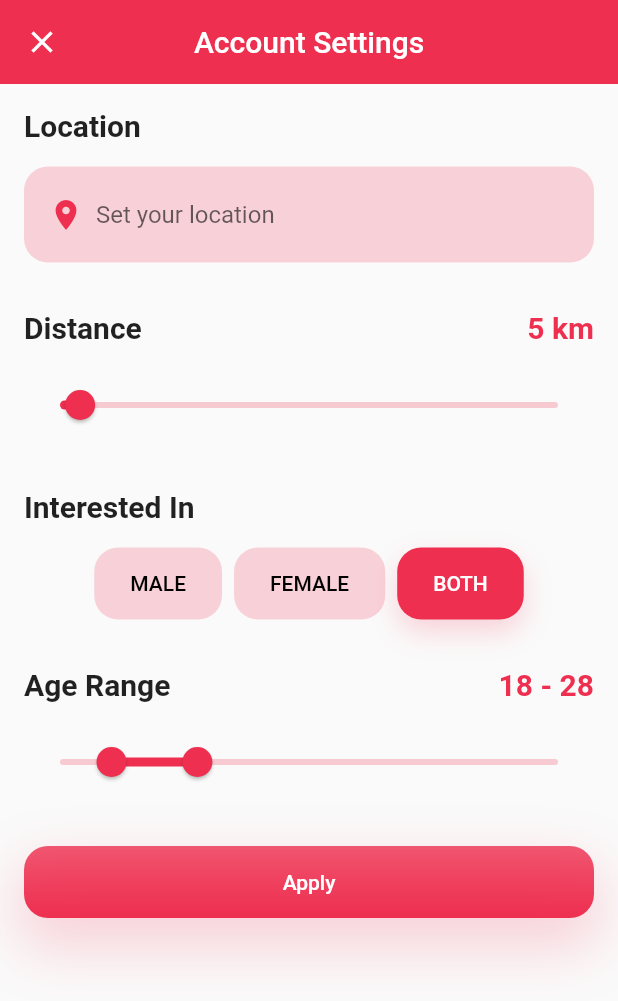
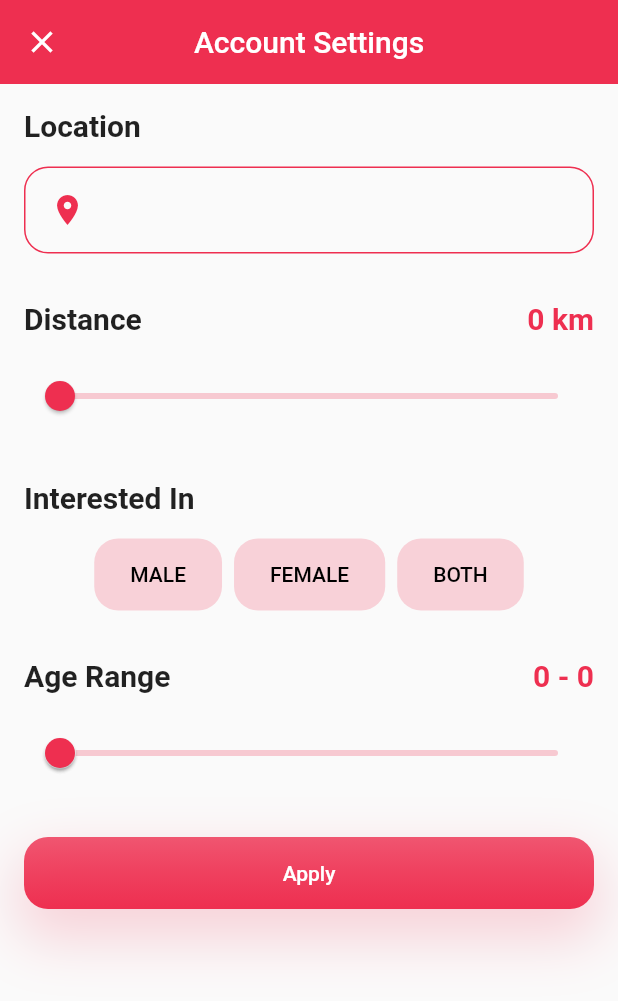
Before and after one commit to dsolanki2772/dating_app_admin, a Flutter app: the screen it shows once a user with an empty profile is signed in, in the side drawer, after a tap on "Account Settings", on a phone screen of 412 x 824 dp. Shown: the top 1001 px of the screen. Run offline on Flutter 3.47's test engine with Material 2 defaults, Android fonts, the phone set to English and light mode, and no system bars; our stand-ins replace badges, cached_network_image, cloud_firestore, emoji_picker_flutter, firebase_auth, firebase_core and 11 more; missing offline and left inert: custom_pop_up_menu; accounts and stored records are empty; network calls fail.

Commit message:
Home Page Location!

```diff
--- a/mio_amore/lib/config/config.dart
+++ b/mio_amore/lib/config/config.dart
@@ -48,6 +48,12 @@ class AppConfig {
   static const String locationApiKey =
       "AIzaSyDvkwrf9abC92F6SFdYEDmmYIgdvBrLi9o";
 
+// Base settings for a user!
+  static const double initialDistanceInKM = 10.0;
+  static const double initialMaximumDistanceInKM = 100;
+  static const int initialMinimumAge = 18;
+  static const int initialMaximumAge = 28;
+
 // Other Settings
   static const bool canChangeName = true;
   static const int minimumAgeRequired = 12;
--- a/mio_amore/lib/models/user_profile_model.dart
+++ b/mio_amore/lib/models/user_profile_model.dart
@@ -1,6 +1,8 @@
 import 'dart:convert';
 
 import 'package:collection/collection.dart';
+
+import 'package:mio_amore/models/user_account_settings_model.dart';
 
 class UserProfileModel {
   String id;
@@ -14,6 +16,8 @@ class UserProfileModel {
   DateTime birthDay;
   List<String> mediaFiles;
   List<String> interests;
+  UserAccountSettingsModel userAccountSettingsModel;
+  bool isVerified;
   UserProfileModel({
     required this.id,
     required this.userId,
@@ -26,6 +30,8 @@ class UserProfileModel {
     required this.birthDay,
     required this.mediaFiles,
     required this.interests,
+    required this.userAccountSettingsModel,
+    required this.isVerified,
   });
 
   UserProfileModel copyWith({
@@ -40,6 +46,8 @@ class UserProfileModel {
     DateTime? birthDay,
     List<String>? mediaFiles,
     List<String>? interests,
+    UserAccountSettingsModel? userAccountSettingsModel,
+    bool? isVerified,
   }) {
     return UserProfileModel(
       id: id ?? this.id,
@@ -53,6 +61,9 @@ class UserProfileModel {
       birthDay: birthDay ?? this.birthDay,
       mediaFiles: mediaFiles ?? this.mediaFiles,
       interests: interests ?? this.interests,
+      userAccountSettingsModel:
+          userAccountSettingsModel ?? this.userAccountSettingsModel,
+      isVerified: isVerified ?? this.isVerified,
     );
   }
 
@@ -78,6 +89,9 @@ class UserProfileModel {
     result.addAll({'birthDay': birthDay.millisecondsSinceEpoch});
     result.addAll({'mediaFiles': mediaFiles});
     result.addAll({'interests': interests});
+    result
+        .addAll({'userAccountSettingsModel': userAccountSettingsModel.toMap()});
+    result.addAll({'isVerified': isVerified});
 
     return result;
   }
@@ -95,6 +109,9 @@ class UserProfileModel {
       birthDay: DateTime.fromMillisecondsSinceEpoch(map['birthDay']),
       mediaFiles: List<String>.from(map['mediaFiles']),
       interests: List<String>.from(map['interests']),
+      userAccountSettingsModel:
+          UserAccountSettingsModel.fromMap(map['userAccountSettingsModel']),
+      isVerified: map['isVerified'] ?? false,
     );
   }
 
@@ -105,7 +122,7 @@ class UserProfileModel {
 
   @override
   String toString() {
-    return 'UserProfileModel(id: $id, userId: $userId, fullName: $fullName, email: $email, profilePicture: $profilePicture, phoneNumber: $phoneNumber, gender: $gender, about: $about, birthDay: $birthDay, mediaFiles: $mediaFiles, interests: $interests)';
+    return 'UserProfileModel(id: $id, userId: $userId, fullName: $fullName, email: $email, profilePicture: $profilePicture, phoneNumber: $phoneNumber, gender: $gender, about: $about, birthDay: $birthDay, mediaFiles: $mediaFiles, interests: $interests, userAccountSettingsModel: $userAccountSettingsModel, isVerified: $isVerified)';
   }
 
   @override
@@ -124,7 +141,9 @@ class UserProfileModel {
         other.about == about &&
         other.birthDay == birthDay &&
         listEquals(other.mediaFiles, mediaFiles) &&
-        listEquals(other.interests, interests);
+        listEquals(other.interests, interests) &&
+        other.userAccountSettingsModel == userAccountSettingsModel &&
+        other.isVerified == isVerified;
   }
 
   @override
@@ -139,6 +158,8 @@ class UserProfileModel {
         about.hashCode ^
         birthDay.hashCode ^
         mediaFiles.hashCode ^
-        interests.hashCode;
+        interests.hashCode ^
+        userAccountSettingsModel.hashCode ^
+        isVerified.hashCode;
   }
 }
--- a/mio_amore/lib/views/settings/account_settings.dart
+++ b/mio_amore/lib/views/settings/account_settings.dart
@@ -1,12 +1,35 @@
 import 'package:flutter/material.dart';
 import 'package:flutter_riverpod/flutter_riverpod.dart';
-
 import 'package:mio_amore/config/config.dart';
 import 'package:mio_amore/helpers/constants.dart';
+import 'package:mio_amore/models/user_account_settings_model.dart';
+import 'package:mio_amore/models/user_profile_model.dart';
+import 'package:mio_amore/providers/user_profile_provider.dart';
 import 'package:mio_amore/views/custom/custom_button.dart';
+import 'package:mio_amore/views/others/error_page.dart';
+import 'package:mio_amore/views/others/loading_page.dart';
+import 'package:mio_amore/views/others/set_user_location_page.dart';
+
+class AccountSettingsLandingWidget extends ConsumerWidget {
+  const AccountSettingsLandingWidget({Key? key}) : super(key: key);
+
+  @override
+  Widget build(BuildContext context, WidgetRef ref) {
+    final _user = ref.read(userProfileStreamProvider);
+
+    return _user.when(
+      data: (data) {
+        return AccountSettingsPage(user: data);
+      },
+      error: (_, __) => const ErrorPage(),
+      loading: () => const LoadingPage(),
+    );
+  }
+}
 
 class AccountSettingsPage extends ConsumerStatefulWidget {
-  const AccountSettingsPage({Key? key}) : super(key: key);
+  final UserProfileModel? user;
+  const AccountSettingsPage({Key? key, required this.user}) : super(key: key);
 
   @override
   ConsumerState<ConsumerStatefulWidget> createState() =>
@@ -14,15 +37,34 @@ class AccountSettingsPage extends ConsumerStatefulWidget {
 }
 
 class _AccountSettingsPageState extends ConsumerState<AccountSettingsPage> {
-  final _locationController = TextEditingController();
-  double _distanceInKm = 5;
-  final double _maxDistanceInKm = 100;
-  double _minimumAge = 18;
-  double _maximumAge = 28;
+  UserLocation? _userLocation;
+  late double _distanceInKm;
+  late double _maxDistanceInKm;
+  late double _minimumAge;
+  late double _maximumAge;
   String? _interestedIn;
 
   @override
   void initState() {
+    if (widget.user == null) {
+      _distanceInKm = AppConfig.initialDistanceInKM;
+      _minimumAge = AppConfig.initialMinimumAge.toDouble();
+      _maximumAge = AppConfig.initialMaximumAge.toDouble();
+    } else {
+      _distanceInKm = widget.user!.userAccountSettingsModel.distanceInKm;
+      _interestedIn = widget.user!.userAccountSettingsModel.interestedIn;
+
+      _userLocation = widget.user!.userAccountSettingsModel.location;
+      _minimumAge = widget.user!.userAccountSettingsModel.minimumAge == null
+          ? AppConfig.initialMinimumAge.toDouble()
+          : widget.user!.userAccountSettingsModel.minimumAge!.toDouble();
+      _maximumAge = widget.user!.userAccountSettingsModel.maximumAge == null
+          ? AppConfig.initialMaximumAge.toDouble()
+          : widget.user!.userAccountSettingsModel.maximumAge!.toDouble();
+    }
+
+    _maxDistanceInKm = AppConfig.initialMaximumDistanceInKM;
+
     super.initState();
   }
 
@@ -46,13 +88,25 @@ class _AccountSettingsPageState extends ConsumerState<AccountSettingsPage> {
                   .copyWith(fontWeight: FontWeight.bold),
             ),
             const SizedBox(height: AppConstants.defaultNumericValue),
-            Container(
-              padding: const EdgeInsets.symmetric(
-                horizontal: AppConstants.defaultNumericValue,
-                vertical: AppConstants.defaultNumericValue / 2,
+            GestureDetector(
+              onTap: () async {
+                final _newLocation = await Navigator.push(
+                    context,
+                    MaterialPageRoute(
+                        builder: (context) => const SetUserLocation()));
+
+                if (_newLocation != null) {
+                  setState(() {
+                    _userLocation = _newLocation;
+                  });
+                }
+              },
+              child: Container(
+                padding: const EdgeInsets.all(AppConstants.defaultNumericValue),
+                decoration: BoxDecoration(
+                  border: Border.all(
+                    color: Theme.of(context).primaryColor,
                   ),
-              decoration: BoxDecoration(
-                color: AppConstants.primaryColor.withOpacity(0.2),
                   borderRadius: BorderRadius.circular(
                     AppConstants.defaultNumericValue,
                   ),
@@ -64,18 +118,17 @@ class _AccountSettingsPageState extends ConsumerState<AccountSettingsPage> {
                       color: AppConstants.primaryColor,
                     ),
                     const SizedBox(width: AppConstants.defaultNumericValue / 2),
-                  Expanded(
-                    child: TextField(
-                      controller: _locationController,
-                      readOnly: true,
-                      onTap: () {},
-                      decoration: const InputDecoration(
-                        hintText: 'Set your location',
-                        border: InputBorder.none,
-                      ),
-                    ),
+                    Text(
+                      _userLocation == null
+                          ? 'Not set'
+                          : _userLocation!.addressText,
+                      style: Theme.of(context)
+                          .textTheme
+                          .bodyLarge!
+                          .copyWith(fontWeight: FontWeight.bold),
                     ),
                   ],
+                ),
               ),
             ),
             const SizedBox(height: AppConstants.defaultNumericValue * 2),
@@ -197,7 +250,16 @@ class _AccountSettingsPageState extends ConsumerState<AccountSettingsPage> {
             ),
             const SizedBox(height: AppConstants.defaultNumericValue * 2),
             CustomButton(
-              onPressed: () {},
+              onPressed: () async {
+                final UserAccountSettingsModel userAccountSettingsModel =
+                    UserAccountSettingsModel(
+                  distanceInKm: _distanceInKm,
+                  interestedIn: _interestedIn,
+                  minimumAge: _minimumAge.toInt(),
+                  maximumAge: _maximumAge.toInt(),
+                  location: _userLocation,
+                );
+              },
               text: 'Apply',
             ),
           ],
--- a/mio_amore/lib/views/tabs/home/app_drawer.dart
+++ b/mio_amore/lib/views/tabs/home/app_drawer.dart
@@ -82,7 +82,8 @@ class AppDrawer extends ConsumerWidget {
                       Navigator.push(
                           context,
                           MaterialPageRoute(
-                              builder: (context) => const AccountSettingsPage(),
+                              builder: (context) =>
+                                  const AccountSettingsLandingWidget(),
                               fullscreenDialog: true));
                     },
                     title: 'Account Settings',
--- a/mio_amore/lib/views/tabs/home/home_page.dart
+++ b/mio_amore/lib/views/tabs/home/home_page.dart
@@ -1,8 +1,10 @@
 import 'package:flutter/cupertino.dart';
 import 'package:flutter/material.dart';
 import 'package:flutter/services.dart';
+import 'package:flutter_riverpod/flutter_riverpod.dart';
 
 import 'package:mio_amore/helpers/constants.dart';
+import 'package:mio_amore/providers/user_profile_provider.dart';
 import 'package:mio_amore/views/custom/custom_app_bar.dart';
 import 'package:mio_amore/views/custom/custom_icon_button.dart';
 import 'package:mio_amore/views/tabs/home/app_drawer.dart';
@@ -47,7 +49,14 @@ class _HomePageState extends State<HomePage> {
                 padding: const EdgeInsets.all(
                     AppConstants.defaultNumericValue / 1.5),
               ),
-              title: GestureDetector(
+              title: Consumer(builder: (context, ref, _) {
+                final _user = ref.read(userProfileStreamProvider);
+
+                return _user.when(
+                    data: (data) {
+                      return data == null
+                          ? const SizedBox()
+                          : GestureDetector(
                               onTap: () {
                                 //TODO: Open Location!!
                               },
@@ -60,26 +69,37 @@ class _HomePageState extends State<HomePage> {
                                     color: AppConstants.primaryColor,
                                     size: 18,
                                   ),
-                    const SizedBox(width: AppConstants.defaultNumericValue / 3),
+                                  const SizedBox(
+                                      width:
+                                          AppConstants.defaultNumericValue / 3),
                                   Flexible(
                                     child: Text(
-                        'New York, USA',
+                                      data.userAccountSettingsModel.location
+                                              ?.addressText ??
+                                          "",
                                       maxLines: 1,
                                       overflow: TextOverflow.ellipsis,
                                       style: Theme.of(context)
                                           .textTheme
                                           .subtitle2!
-                            .copyWith(fontWeight: FontWeight.bold),
+                                          .copyWith(
+                                              fontWeight: FontWeight.bold),
                                     ),
                                   ),
-                    const SizedBox(width: AppConstants.defaultNumericValue / 3),
+                                  const SizedBox(
+                                      width:
+                                          AppConstants.defaultNumericValue / 3),
                                   Icon(
                                     Icons.keyboard_arrow_down,
                                     color: AppConstants.primaryColor,
                                   ),
                                 ],
                               ),
-              ),
+                            );
+                    },
+                    error: (_, __) => const SizedBox(),
+                    loading: () => const SizedBox());
+              }),
               trailing: CustomIconButton(
                 icon: CupertinoIcons.bell_solid,
                 onPressed: () {
```
Also changed, not shown: mio_amore/lib/models/user_account_settings_model.dart (+2 -18 lines), mio_amore/lib/views/others/set_user_location_page.dart (+28 -8 lines), mio_amore/lib/views/tabs/profile/first_time_update_profile_page.dart (+18 -3 lines). Lines whose indentation alone changed are shown as unchanged.
